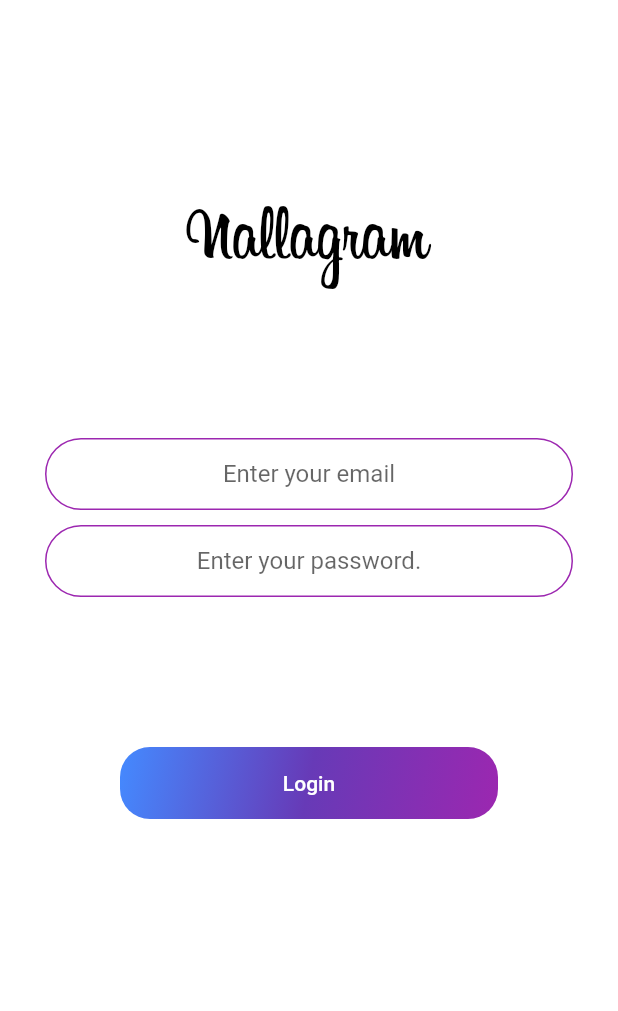
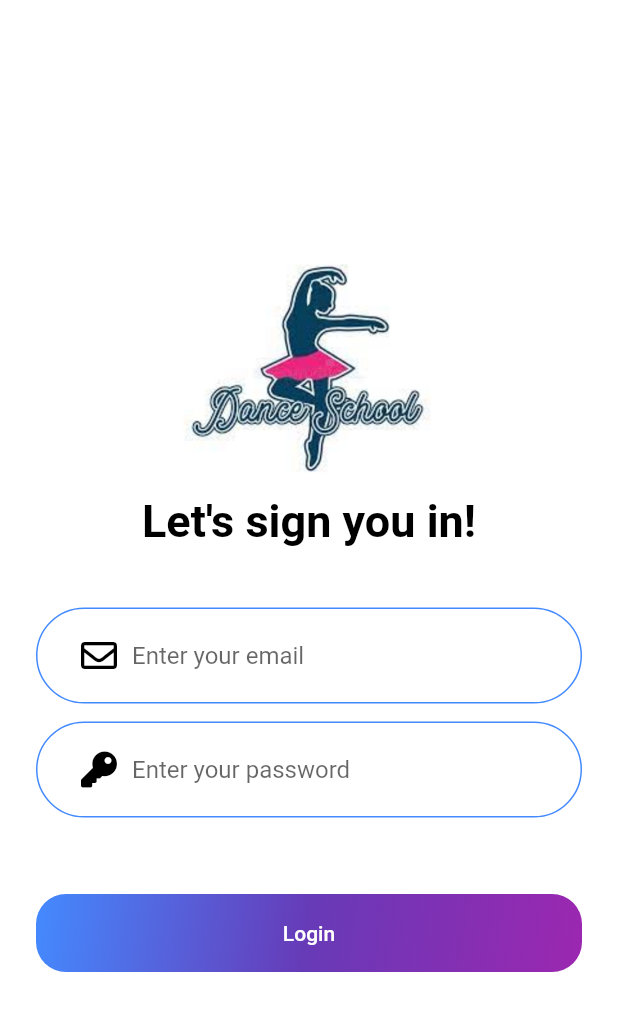
Before and after one commit to honey-creator-git/Social-Dancing-Flutter, a Flutter app: the LoginScreen screen opened by its route, on a phone screen of 412 x 824 dp. Shown: the top 1011 px of the screen. Run offline on Flutter 3.47's test engine with Material 2 defaults, Android fonts, the phone set to English and light mode, and no system bars; our stand-ins replace bloc, cached_network_image, cloud_firestore, curved_navigation_bar, dropdown_button2, file_picker and 9 more; missing offline and left inert: flutter_emoji; accounts and stored records are empty.

```diff
--- /dev/null
+++ b/firestore.indexes.json
@@ -0,0 +1,4 @@
+{
+  "indexes": [],
+  "fieldOverrides": []
+}
--- a/lib/screens/Authenticate/login_screen.dart
+++ b/lib/screens/Authenticate/login_screen.dart
@@ -1,8 +1,9 @@
 import 'package:firebase_auth/firebase_auth.dart';
 import 'package:flutter/material.dart';
 import 'package:modal_progress_hud/modal_progress_hud.dart';
+import 'package:nallagram/widgets/image_banner.dart';
 import '../../nav.dart';
-
+import 'package:font_awesome_flutter/font_awesome_flutter.dart';
 class LoginScreen extends StatefulWidget {
   static const String id = 'login';
 
@@ -21,119 +22,110 @@ class _LoginScreenState extends State<LoginScreen> {
       backgroundColor: Colors.white,
       body: ModalProgressHUD(
         inAsyncCall: showSpinner,
+        child: Container(
+          alignment: Alignment.center,
+          child: SingleChildScrollView(
             child: Padding(
-          padding: EdgeInsets.all(30.0),
-          child: SingleChildScrollView(
-            child: ConstrainedBox(
-              constraints: BoxConstraints(),
+              padding: EdgeInsets.symmetric(vertical: 50.0, horizontal: 24.0),
               child: Column(
                 mainAxisAlignment: MainAxisAlignment.center,
                 crossAxisAlignment: CrossAxisAlignment.stretch,
                 children: <Widget>[
-                  SizedBox(
-                    height: 100,
+                  Hero(
+                    tag: 'logo',
+                    child: Container(
+                      height: 170.0,
+                      child: Row(
+                        mainAxisAlignment: MainAxisAlignment.center,
+                        children: <Widget>[
+                          ImageBanner('images/Logo.png'),
+                        ]
+                      )
+                    )
                   ),
-                  Center(
-                    child: Hero(
-                      tag: 'logo',
-                      child: Text('Nallagram',
-                          style: TextStyle(
-                            fontFamily: 'Billabong',
-                            color: Colors.black,
-                            fontSize: 50.0,
-                            fontWeight: FontWeight.w500,
-                          )),
+                  Padding(
+                    padding: EdgeInsets.fromLTRB(5.0, 0.0, 5.0, 40.0),
+                    child: Column(
+                      mainAxisAlignment: MainAxisAlignment.center,
+                      crossAxisAlignment: CrossAxisAlignment.center,
+                      children: <Widget>[
+                        Text(
+                          "Let's sign you in!",
+                          style: TextStyle(fontWeight: FontWeight.bold, color: Colors.black, fontSize: 30.0),
+                        ),
+                      ]
                     ),
                   ),
-                  SizedBox(
-                    height: 100.0,
-                  ),
-                  Container(
-                    child: Column(
-                      children: <Widget>[
                   TextField(
-                          textAlign: TextAlign.center,
-                          keyboardType: TextInputType.emailAddress,
+                    textAlign: TextAlign.left,
+                    keyboardType: TextInputType.name,
                     onChanged: (value) {
                       email = value;
-                            //Do something with the user input.
                     },
                     decoration: InputDecoration(
+                      prefixIcon: Padding(
+                        padding: EdgeInsets.fromLTRB(30.0, 20.0, 10.0, 20.0),
+                        child: FaIcon(FontAwesomeIcons.envelope, color: Colors.black)
+                      ),
                       hintText: 'Enter your email',
-                            contentPadding: EdgeInsets.symmetric(
-                                vertical: 10.0, horizontal: 20.0),
+                      contentPadding: EdgeInsets.fromLTRB(30.0, 20.0, 5.0, 20.0),
                       border: OutlineInputBorder(
-                              borderRadius:
-                                  BorderRadius.all(Radius.circular(32.0)),
+                        borderRadius: BorderRadius.all(Radius.circular(32.0)),
                       ),
                       enabledBorder: OutlineInputBorder(
-                              borderSide:
-                                  BorderSide(color: Colors.purple, width: 1.0),
-                              borderRadius:
-                                  BorderRadius.all(Radius.circular(32.0)),
+                        borderSide: BorderSide(color: Colors.blueAccent, width: 1.0),
+                        borderRadius: BorderRadius.all(Radius.circular(32.0)),
                       ),
                       focusedBorder: OutlineInputBorder(
-                              borderSide:
-                                  BorderSide(color: Colors.purple, width: 2.0),
-                              borderRadius:
-                                  BorderRadius.all(Radius.circular(32.0)),
+                        borderSide: BorderSide(color: Colors.blueAccent, width: 2.0),
+                        borderRadius: BorderRadius.all(Radius.circular(32.0)),
                       ),
                     ),
                   ),
                   SizedBox(
-                          height: 10.0,
+                    height: 12.0,
                   ),
                   TextField(
                     obscureText: true,
-                          textAlign: TextAlign.center,
-                          onChanged: (value) {
+                    textAlign: TextAlign.left,
+                    onChanged: (value){
                       password = value;
-                            //Do something with the user input.
                     },
                     decoration: InputDecoration(
-                            hintText: 'Enter your password.',
-                            contentPadding: EdgeInsets.symmetric(
-                                vertical: 10.0, horizontal: 20.0),
-                            border: OutlineInputBorder(
-                              borderRadius:
-                                  BorderRadius.all(Radius.circular(32.0)),
+                      prefixIcon: Padding(
+                        padding: EdgeInsets.fromLTRB(30.0, 20.0, 10.0, 20.0),
+                        child: FaIcon(FontAwesomeIcons.key, color: Colors.black)
                       ),
+                      hintText: 'Enter your password',
+                      contentPadding: EdgeInsets.fromLTRB(30.0, 20.0, 5.0, 20.0),
+                      border: OutlineInputBorder(borderRadius: BorderRadius.all(Radius.circular(32.0))),
                       enabledBorder: OutlineInputBorder(
-                              borderSide:
-                                  BorderSide(color: Colors.purple, width: 1.0),
-                              borderRadius:
-                                  BorderRadius.all(Radius.circular(32.0)),
+                        borderSide: BorderSide(color: Colors.blueAccent, width: 1.0),
+                        borderRadius: BorderRadius.all(Radius.circular(32.0)),
                       ),
                       focusedBorder: OutlineInputBorder(
-                              borderSide:
-                                  BorderSide(color: Colors.purple, width: 2.0),
-                              borderRadius:
-                                  BorderRadius.all(Radius.circular(32.0)),
+                        borderSide: BorderSide(color: Colors.blueAccent, width: 2.0),
+                        borderRadius: BorderRadius.all(Radius.circular(32.0)),
                       ),
                     ),
                   ),
-                      ],
-                    ),
-                  ),
+                  SizedBox(height: 35.0),
                   Padding(
-                    padding:
-                        EdgeInsets.symmetric(horizontal: 50.0, vertical: 100.0),
+                    padding: EdgeInsets.symmetric(vertical: 16.0),
                     child: Container(
-                      // padding: EdgeInsets.fromLTRB(20.0, 20.0, 50.0, 10.0),
+                      height: 52.0,
                       child: TextButton(
                         onPressed: () async {
                           setState(() {
                             showSpinner = true;
                           });
                           try {
-                              final user =
-                                  await _auth.signInWithEmailAndPassword(
-                                      email: email, password: password);
+                            final user = await _auth.signInWithEmailAndPassword(email: email, password: password);
                             if (user != null) {
+                              showSpinner = false;
                               Navigator.pushNamed(context, Nav.id);
                             }
                           }
-                            //Implement login functionality.
                           catch (e) {
                             print(e);
                           } finally {
@@ -145,20 +137,22 @@ class _LoginScreenState extends State<LoginScreen> {
                           style: TextStyle(
                             color: Colors.white,
                           ),
-                          )),
+                        ),
+                      ),
                       decoration: BoxDecoration(
                         gradient: LinearGradient(
                           colors: [
                             Colors.purple,
                             Colors.deepPurple,
-                              Colors.blueAccent
+                            Colors.blueAccent,
                           ],
                           begin: Alignment.bottomRight,
                           end: Alignment.topLeft,
                         ),
-                          borderRadius: BorderRadius.circular(20.0)),
-                    ),
-                  ),
+                        borderRadius: BorderRadius.circular(20.0),
+                      )
+                    )
+                  )
                 ],
               ),
             ),
--- a/lib/screens/Authenticate/welcome_screen.dart
+++ b/lib/screens/Authenticate/welcome_screen.dart
@@ -10,6 +10,7 @@ class Welcome extends StatefulWidget {
 }
 
 class _WelcomeState extends State<Welcome> {
+
   @override
   Widget build(BuildContext context) {
     return SafeArea(
--- a/lib/screens/Home/home.dart
+++ b/lib/screens/Home/home.dart
@@ -147,7 +147,7 @@ class PostStream extends StatelessWidget {
           postCards.add(postCard);
         }
         return ListView(
-          shrinkWrap: true,
+          shrinkWrap: false,
           physics: ClampingScrollPhysics(),
           children: postCards.reversed.toList(),
         );
```
Also changed, not shown: lib/main.dart (+12 -3 lines), lib/nav.dart (+9 -5 lines), lib/screens/Authenticate/register_screen.dart (+81 -205 lines), firebase.json (added), 5 other files. Lines whose indentation alone changed are shown as unchanged.
